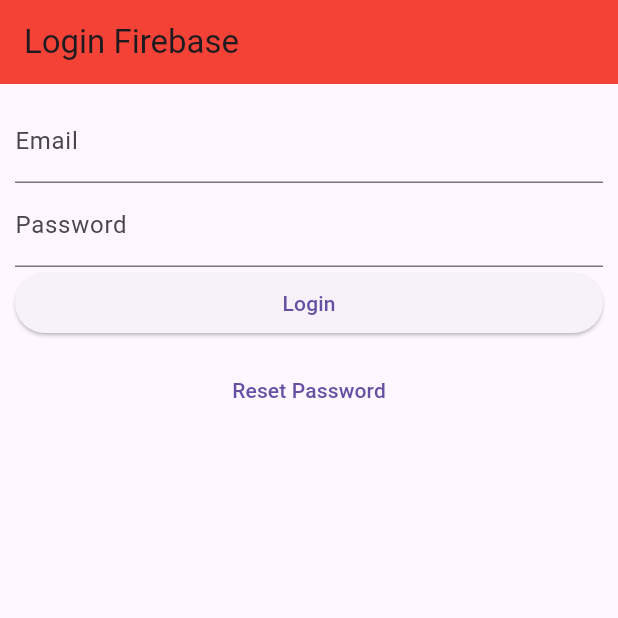
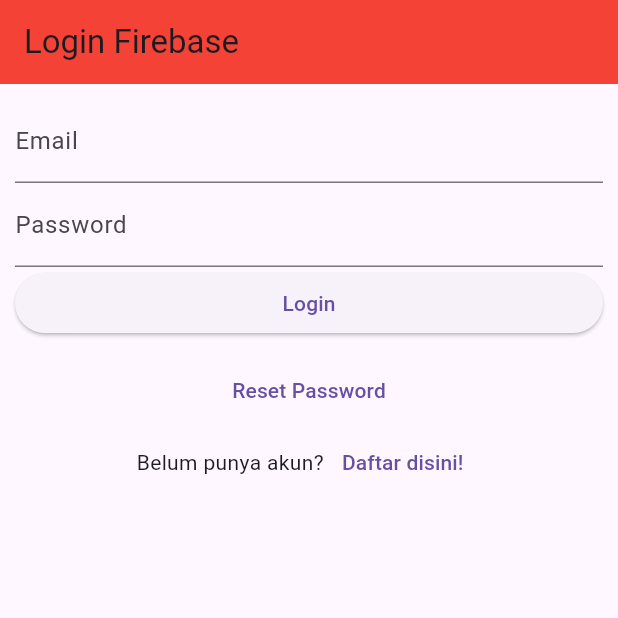
Before and after one commit to Rizkyrayhan/project_riverpod, a Flutter app: the screen it shows after launch, on a phone screen of 412 x 824 dp, the top half of it. Run offline on Flutter 3.47's test engine with Material 3 defaults, Android fonts, the phone set to English and light mode, and no system bars; our stand-ins replace cloud_firestore, firebase_core, flutter_riverpod; accounts and stored records are empty.

Commit message:
add textButton reset password and Register

```diff
--- a/lib/screens/auth/login_screen.dart
+++ b/lib/screens/auth/login_screen.dart
@@ -28,6 +28,13 @@ class _LoginScreenState extends ConsumerState<LoginScreen> {
             ElevatedButton(onPressed: () {}, child: Text("Login")),
             SizedBox(height: 10),
             TextButton(onPressed: () {}, child: Text("Reset Password")),
+            Row(
+              mainAxisAlignment: MainAxisAlignment.center,
+              children: [
+                Text("Belum punya akun?"),
+                TextButton(onPressed: () {}, child: Text("Daftar disini!")),
+              ],
+            ),
           ],
         ),
       ),
```
